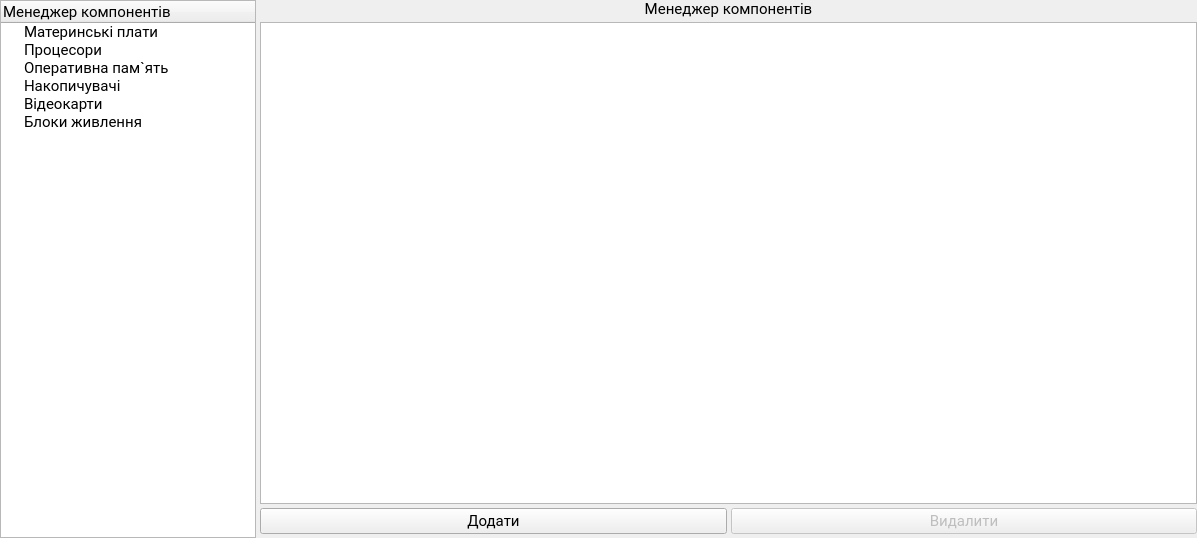
Qt form src/componentsmanager.ui (doliinyk/PC-Constructor) before a commit.
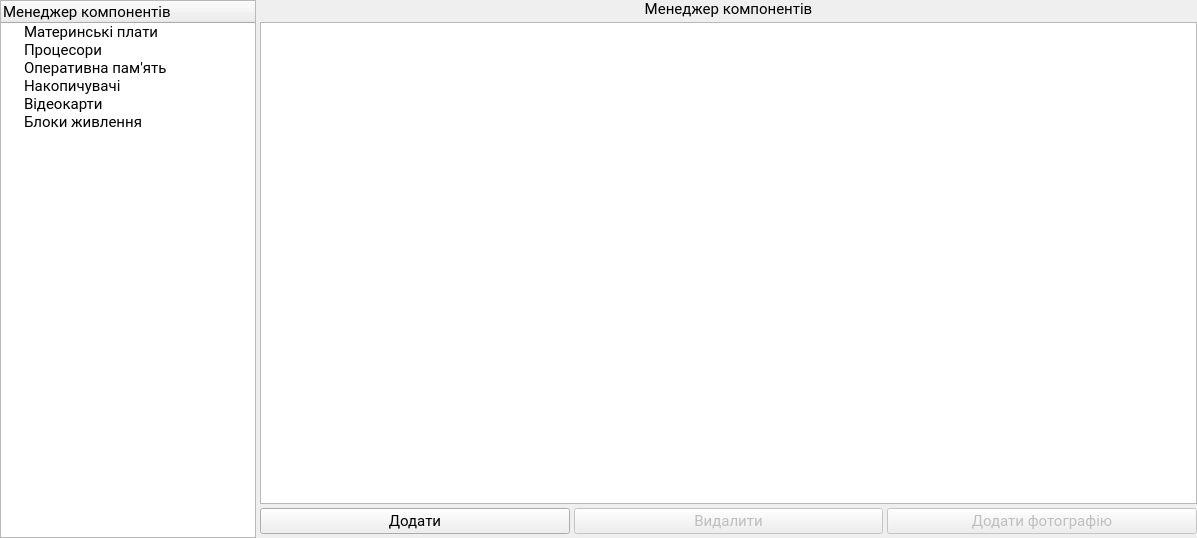
The same form after that commit.

Patch:
```diff
--- a/src/componentsmanager.ui
+++ b/src/componentsmanager.ui
@@ -103,6 +103,22 @@
          </property>
         </widget>
        </item>
+       <item>
+        <widget class="QPushButton" name="photoComponentButton">
+         <property name="enabled">
+          <bool>false</bool>
+         </property>
+         <property name="font">
+          <font>
+           <family>Roboto</family>
+           <pointsize>11</pointsize>
+          </font>
+         </property>
+         <property name="text">
+          <string>Додати фотографію</string>
+         </property>
+        </widget>
+       </item>
       </layout>
      </item>
      <item row="0" column="0" rowspan="3">
@@ -160,7 +176,7 @@
        </item>
        <item>
         <property name="text">
-         <string>Оперативна пам`ять</string>
+         <string>Оперативна пам'ять</string>
         </property>
        </item>
        <item>
```
Left out of the diff: 2 changed lines with no effect on the pictures.
